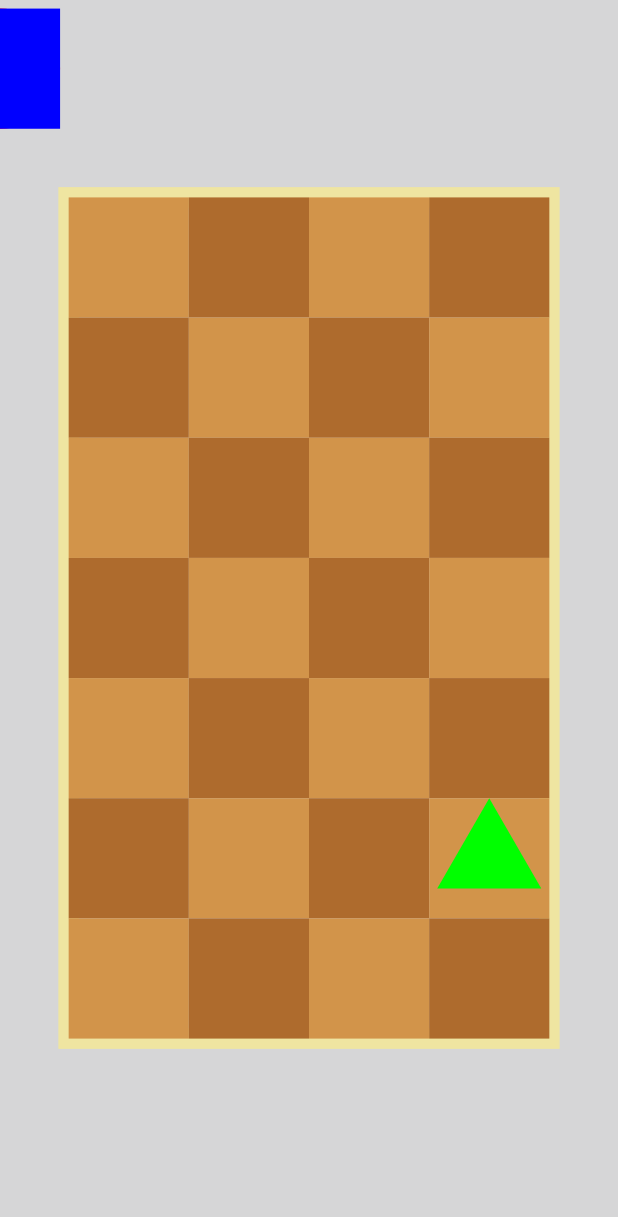
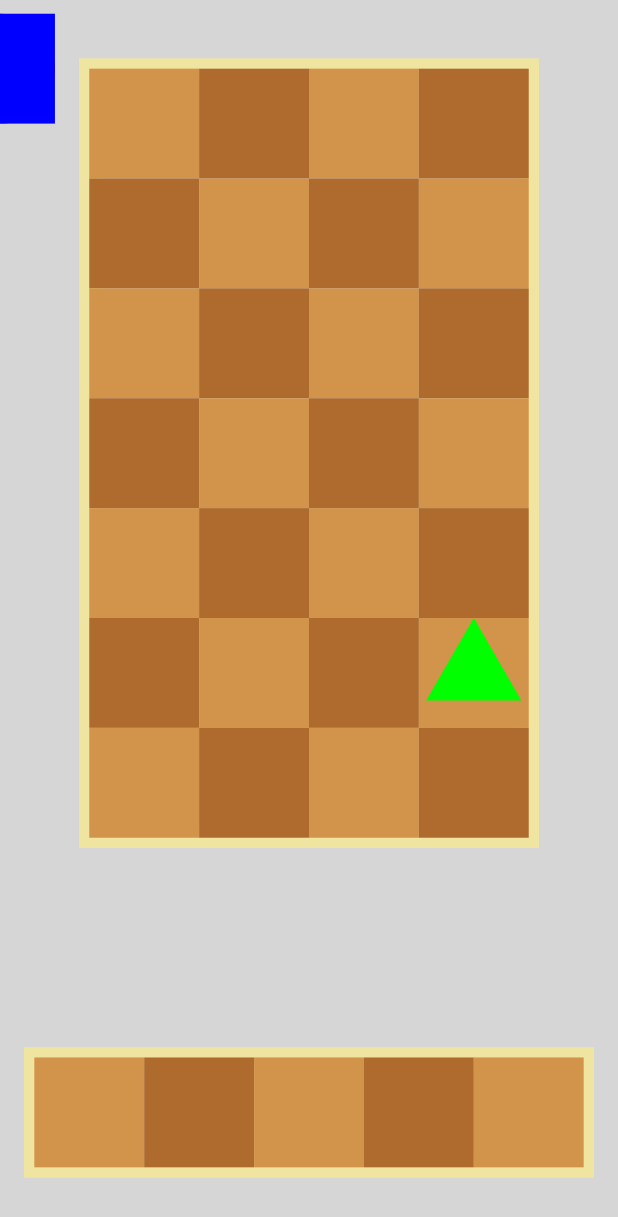
Before and after one commit to L2KnMn/2025SPGP_POLYBATTLER, an Android app: the GameActivity screen opened directly, with no data from a screen before it, on a phone screen of 412 x 824 dp. Shown: the top 1217 px of the screen. Run offline under Robolectric (Android 15) with nearby library versions, the phone set to English and light mode, and no system bars.

Commit message:
벤치 틀 그리기 추가

```diff
--- a/PolyBattler/app/src/main/java/kr/ac/tukorea/ge/lkm/polybattler/Boardmap.java
+++ b/PolyBattler/app/src/main/java/kr/ac/tukorea/ge/lkm/polybattler/Boardmap.java
@@ -8,10 +8,14 @@ import android.util.Log;
 public class Boardmap implements IGameObject {
 
     final private float length;
-    private int width;
-    private int height;
+    final private int width;
+    final private int height;
     private IGameObject[][] board;
+    private IGameObject[][] bench;
+    final private int benchSize;
+    final private Position startBenchLeftTop;
     private final RectF dstRect;
+    private final RectF benchRect;
     private final RectF tileRect;
     private final Paint paintLight;
     private final Paint paintDark;
@@ -23,22 +27,30 @@ public class Boardmap implements IGameObject {
     private boolean floatObjectOn;
 
     public Boardmap(){
+        benchSize = 5;
         width = 4;
         height = 7;
 
         availible = true;
 
-        float tileWidth = (Metrics.SCREEN_WIDTH-2) / width;
-        float tileHeight = (Metrics.SCREEN_HEIGHT-2) / height;
+        int width_max = Math.max(benchSize, width);
+        int height_max = height + 1;
+
+        float tileWidth = (Metrics.SCREEN_WIDTH-1) / width_max;
+        float tileHeight = (Metrics.SCREEN_HEIGHT-1) / height_max;
         length = tileWidth < tileHeight ? tileWidth : tileHeight;
 
         tileRect = new RectF(0, 0, length, length);
-        startTileLeftTop = new Position( (Metrics.SCREEN_WIDTH-tileRect.width()*width)/2
-                , (Metrics.SCREEN_HEIGHT-tileRect.height()*height)/2);
+        startTileLeftTop = new Position( (Metrics.SCREEN_WIDTH-tileRect.width()*width)/2, 0);
+
+        startBenchLeftTop = new Position((Metrics.SCREEN_WIDTH-tileRect.width()*benchSize)/2, Metrics.SCREEN_HEIGHT-tileRect.height());
 
         dstRect  = new RectF(startTileLeftTop.x, startTileLeftTop.y,
                 startTileLeftTop.x + tileRect.width() * width,
                 startTileLeftTop.y + tileRect.height() * height);
+        benchRect = new RectF(startBenchLeftTop.x, startBenchLeftTop.y,
+                startBenchLeftTop.x + tileRect.width() * benchSize,
+                startBenchLeftTop.y + tileRect.height());
 
         board = new IGameObject[width][height];
 
@@ -73,11 +85,23 @@ public class Boardmap implements IGameObject {
             for (int j = 0; j < height; j++) {
                 float sx = startTileLeftTop.x + i * tileRect.width();
                 float sy = startTileLeftTop.y + j * tileRect.height();
+                tileRect.set(sx, sy, sx + tileRect.width(), sy + tileRect.height());
                 if((i+j)%2 == 0){
-                    canvas.drawRect(sx, sy, sx + tileRect.width(), sy + tileRect.height(), paintLight);
+                    canvas.drawRect(tileRect, paintLight);
                 }else{
-                    canvas.drawRect(sx, sy, sx + tileRect.width(), sy + tileRect.height(), paintDark);
+                    canvas.drawRect(tileRect, paintDark);
                 }
+            }
+        }
+        canvas.drawRect(benchRect, predictRectPaint);
+        for (int i = 0; i < benchSize; i++) {
+            float sx = startBenchLeftTop.x + i * tileRect.width();
+            float sy = startBenchLeftTop.y;
+            tileRect.set(sx, sy, sx + tileRect.width(), sy + tileRect.height());
+            if(i%2 == 0){
+                canvas.drawRect(tileRect, paintLight);
+            }else{
+                canvas.drawRect(tileRect, paintDark);
             }
         }
         if(floatObjectOn){
--- a/PolyBattler/app/src/main/java/kr/ac/tukorea/ge/lkm/polybattler/GameView.java
+++ b/PolyBattler/app/src/main/java/kr/ac/tukorea/ge/lkm/polybattler/GameView.java
@@ -135,7 +135,7 @@ public class GameView extends View implements Choreographer.FrameCallback {
                     if(((Polyman)gobj).inPoint(new Position(pointsBuffer[0], pointsBuffer[1]))){
                         origin_width = boardmap.getWidth(pointsBuffer[0]);
                         origin_height = boardmap.getHeight(pointsBuffer[1]);
-                        Log.d(TAG, "is Empty ? = " + boardmap.pickUpObject(origin_width, origin_height));
+                        boardmap.pickUpObject(origin_width, origin_height);
                         pickedObject = gobj;
                         boardmap.setOnPredictPoint(pointsBuffer[0], pointsBuffer[1]);
                         return true;
```
